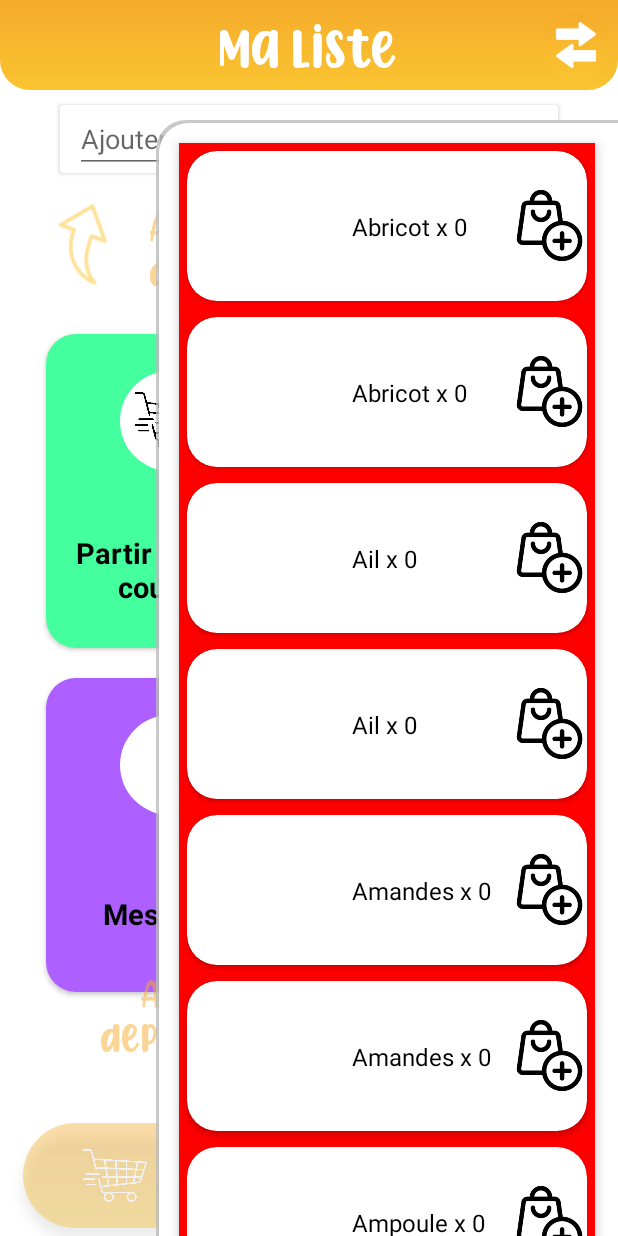
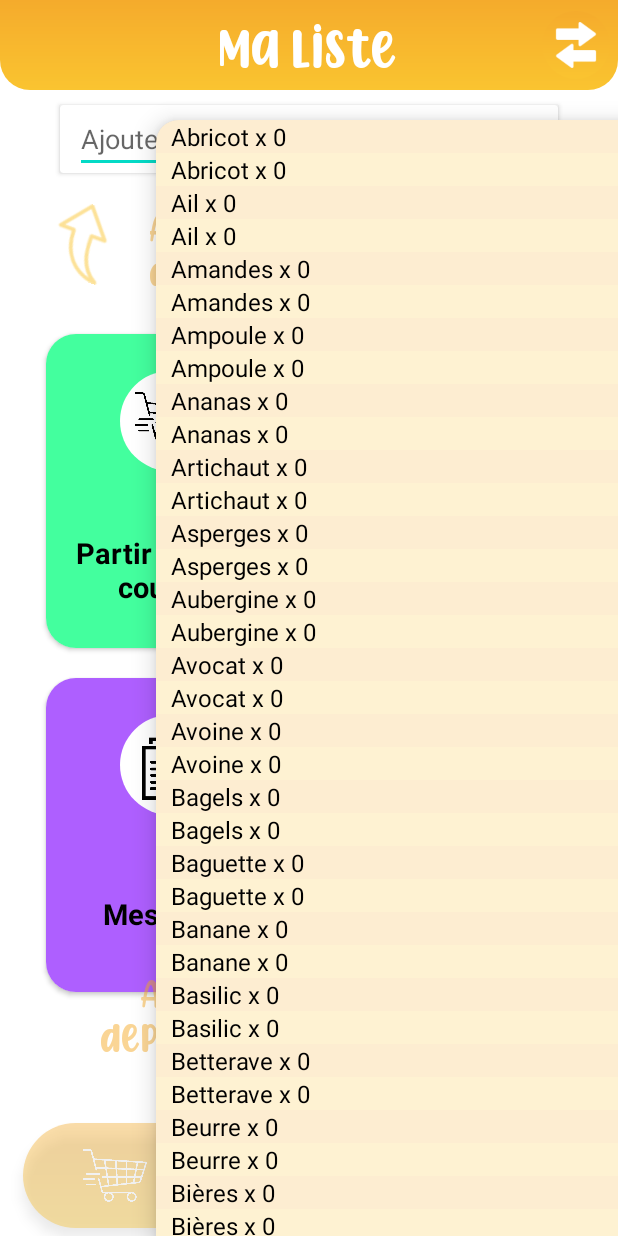
Before and after one commit to Elayenkee/ShoppingList, an Android app: the fragment ListesFragment placed in its activity, after a tap on an icon or button, on a phone screen of 412 x 824 dp. Run offline under Robolectric (Android 15) with nearby library versions, the phone set to English and light mode, and no system bars; our stand-ins replace Room's generated code; 2 statements that could not run were skipped.

Commit message:
Initial commit

```diff
--- a/app/src/main/java/fr/alemanflorian/shoppinglist/presentation/listes/fragment/ListesFragment.kt
+++ b/app/src/main/java/fr/alemanflorian/shoppinglist/presentation/listes/fragment/ListesFragment.kt
@@ -172,8 +172,6 @@ class ListesFragment : CustomFragment()
         if (Build.VERSION.SDK_INT >= Build.VERSION_CODES.LOLLIPOP)drawer.elevation = 15f
         btnAllProducts.setOnClickListener{
             hideKeyboard();
-            panelChangeListe.visibility = View.GONE
-            panelAllProducts.visibility = View.VISIBLE
             drawer.openDrawer(Gravity.RIGHT)
         }
 
--- a/app/src/main/java/fr/alemanflorian/shoppinglist/presentation/product/adapter/ProductAdapter.kt
+++ b/app/src/main/java/fr/alemanflorian/shoppinglist/presentation/product/adapter/ProductAdapter.kt
@@ -1,11 +1,13 @@
 package fr.alemanflorian.shoppinglist.presentation.product.adapter
 
+import android.content.Context
 import android.view.LayoutInflater
 import android.view.ViewGroup
+import androidx.core.content.ContextCompat
+import androidx.core.graphics.ColorUtils
 import androidx.recyclerview.widget.ItemTouchHelper
 import androidx.recyclerview.widget.RecyclerView
 import fr.alemanflorian.shoppinglist.R
-import fr.alemanflorian.shoppinglist.domain.entity.Product
 import fr.alemanflorian.shoppinglist.domain.entity.ProductFromListe
 import kotlinx.android.synthetic.main.item_product.view.*
 import kotlinx.android.synthetic.main.item_product_filtered.view.*
@@ -29,28 +31,50 @@ class ProductAllAdapter(private val interactor: Interactor) : RecyclerView.Adapt
 
     override fun onBindViewHolder(holder: ProductViewHolder, position: Int)
     {
-        holder.bind(products[position])
+        holder.bind(products[position], position)
     }
 
     override fun getItemCount() = products.size
 
-    class ProductViewHolder(inflater: LayoutInflater, parent: ViewGroup, private val interactor: Interactor) : RecyclerView.ViewHolder(inflater.inflate(R.layout.item_product, parent, false))
+    class ProductViewHolder(
+        inflater: LayoutInflater,
+        parent: ViewGroup,
+        private val interactor: Interactor
+    ) : RecyclerView.ViewHolder(inflater.inflate(R.layout.item_product, parent, false))
     {
         private var data: ProductFromListe? = null
 
         init
         {
+            init(parent.context)
+            itemView.setOnLongClickListener { data?.let { product -> interactor.onProductClicked(
+                product) };true }
             itemView.setOnClickListener {
-                data?.let { product -> interactor.onProductClicked(product) }
-            }
-            itemView.btnAddProduct.setOnClickListener {
-                data?.let {product ->  interactor.onProductAddToCurrentList(product)}
+                data?.let { product ->  interactor.onProductAddToCurrentList(product)}
             }
         }
 
-        fun bind(product: ProductFromListe) {
+        fun bind(product: ProductFromListe, position: Int) {
             data = product
             itemView.productName.text = product.product.name + " x " + product.nb
+            itemView.setBackgroundColor(if (position % 2 == 0) COLOR1 else COLOR2)
+        }
+
+        companion object
+        {
+            var COLOR1:Int = 0
+            var COLOR2:Int = 0
+
+            fun init(context: Context){
+                if(COLOR1 == 0)
+                {
+                    COLOR1 = ContextCompat.getColor(context, R.color.main)
+                    COLOR1 = ColorUtils.setAlphaComponent(COLOR1, 55)
+
+                    COLOR2 = ContextCompat.getColor(context, R.color.second)
+                    COLOR2 = ColorUtils.setAlphaComponent(COLOR2, 55)
+                }
+            }
         }
     }
 
@@ -72,7 +96,7 @@ class ProductFilteredAdapter(private val interactor: Interactor) : RecyclerView.
 
     override fun onCreateViewHolder(parent: ViewGroup, viewType: Int): ProductViewHolder {
         val inflater = LayoutInflater.from(parent.context)
-        return ProductViewHolder(inflater, parent, {interactor.onProductClicked(it)})
+        return ProductViewHolder(inflater, parent, { interactor.onProductClicked(it) })
     }
 
     override fun onBindViewHolder(holder: ProductViewHolder, position: Int) {
@@ -81,13 +105,17 @@ class ProductFilteredAdapter(private val interactor: Interactor) : RecyclerView.
 
     override fun getItemCount() = products.size
 
-    class ProductViewHolder(inflater: LayoutInflater, parent: ViewGroup, private val onClick: (ProductFromListe) -> Unit) : RecyclerView.ViewHolder(inflater.inflate(R.layout.item_product_filtered, parent, false))
+    class ProductViewHolder(
+        inflater: LayoutInflater,
+        parent: ViewGroup,
+        private val onClick: (ProductFromListe) -> Unit
+    ) : RecyclerView.ViewHolder(inflater.inflate(R.layout.item_product_filtered, parent, false))
     {
         private var data: ProductFromListe? = null
 
         init {
             itemView.setOnClickListener {
-                data?.let {product ->  onClick.invoke(product)}
+                data?.let { product ->  onClick.invoke(product)}
             }
         }
 
@@ -136,14 +164,18 @@ class ProductListeAdapter(private val interactor: Interactor) : RecyclerView.Ada
         fun onItemClick(product: ProductFromListe)
     }
 
-    class ProductViewHolder(inflater: LayoutInflater, parent: ViewGroup, interactor: Interactor) : RecyclerView.ViewHolder(inflater.inflate(R.layout.item_product_liste, parent, false))
+    class ProductViewHolder(inflater: LayoutInflater, parent: ViewGroup, interactor: Interactor) : RecyclerView.ViewHolder(
+        inflater.inflate(
+            R.layout.item_product_liste,
+            parent,
+            false))
     {
         private var data: ProductFromListe? = null
 
         init
         {
             itemView.setOnClickListener {
-                data?.let {product ->  interactor.onItemClick(product)}
+                data?.let { product ->  interactor.onItemClick(product)}
             }
         }
 
@@ -154,16 +186,23 @@ class ProductListeAdapter(private val interactor: Interactor) : RecyclerView.Ada
         }
     }
 
-    class SwipeHelperCallback(val adapter : ProductListeAdapter) : ItemTouchHelper.Callback()
+    class SwipeHelperCallback(val adapter: ProductListeAdapter) : ItemTouchHelper.Callback()
     {
-        override fun getMovementFlags(recyclerView: RecyclerView,viewHolder: RecyclerView.ViewHolder): Int
+        override fun getMovementFlags(
+            recyclerView: RecyclerView,
+            viewHolder: RecyclerView.ViewHolder
+        ): Int
         {
             val dragFlags = ItemTouchHelper.UP or ItemTouchHelper.DOWN
             val swipeFlags = ItemTouchHelper.START or ItemTouchHelper.END
-            return makeMovementFlags( dragFlags, swipeFlags )
+            return makeMovementFlags(dragFlags, swipeFlags)
         }
 
-        override fun onMove(recyclerView: RecyclerView, viewHolder: RecyclerView.ViewHolder,target: RecyclerView.ViewHolder): Boolean
+        override fun onMove(
+            recyclerView: RecyclerView,
+            viewHolder: RecyclerView.ViewHolder,
+            target: RecyclerView.ViewHolder
+        ): Boolean
         {
             TODO("Not yet implemented")
         }
--- a/app/src/main/java/fr/alemanflorian/shoppinglist/presentation/start/fragment/StartFragment.kt
+++ b/app/src/main/java/fr/alemanflorian/shoppinglist/presentation/start/fragment/StartFragment.kt
@@ -17,7 +17,7 @@ import kotlinx.coroutines.launch
 import kotlinx.coroutines.withContext
 import org.koin.androidx.viewmodel.ext.android.viewModel
 
-class StartFragment : CustomFragment()
+class StartFragment : Fragment()
 {
     private val productViewModel : ProductViewModel by viewModel()
     private val listesViewModel : ListesViewModel by viewModel()
@@ -30,7 +30,6 @@ class StartFragment : CustomFragment()
     override fun onViewCreated(view: View, savedInstanceState: Bundle?)
     {
         super.onViewCreated(view, savedInstanceState)
-        header.hide()
         GlobalScope.launch(Dispatchers.Default) {
             productViewModel.onStart()
             withContext(Dispatchers.IO)
--- a/app/src/main/res/layout/activity_main.xml
+++ b/app/src/main/res/layout/activity_main.xml
@@ -11,6 +11,7 @@
         android:layout_width="match_parent"
         android:layout_height="60dp"
         android:background="@drawable/header_background"
+        android:visibility="gone"
         android:minHeight="60dp">
 
         <TextView
--- a/app/src/main/res/layout/fragment_home.xml
+++ b/app/src/main/res/layout/fragment_home.xml
@@ -89,6 +89,7 @@
             app:layout_constraintEnd_toEndOf="@id/middleV"
             app:layout_constraintStart_toStartOf="@id/left"
             app:layout_constraintBottom_toBottomOf="@id/bottom"
+            app:imageSrc="@drawable/listes"
             app:backgroundColor="#ae5fff"
             app:text="Mes listes"
             android:padding="10dp"/>
--- a/app/src/main/res/layout/fragment_listes.xml
+++ b/app/src/main/res/layout/fragment_listes.xml
@@ -222,57 +222,46 @@
             android:id="@+id/btnAllProducts"
             android:layout_width="70dp"
             android:layout_height="70dp"
-            android:paddingLeft="7dp"
+            android:paddingLeft="15dp"
             android:paddingTop="10dp"
+            android:paddingBottom="5dp"
+            android:paddingRight="10dp"
             android:adjustViewBounds="false"
-            android:src="@drawable/lister"
-            android:scaleType="center"
+            android:src="@drawable/groceries"
             app:tint="#fff"
             android:background="@drawable/button_bottom_right_background"
             android:layout_gravity="bottom|right"/>
 
     </FrameLayout>
 
+    <!-- DRAWER -->
     <FrameLayout
         android:id="@+id/panelRight"
         android:layout_width="match_parent"
         android:layout_height="match_parent"
+        android:background="@android:color/transparent"
         android:layout_gravity="end">
 
-        <FrameLayout
-            android:id="@+id/panelAllProducts"
-            android:visibility="gone"
+        <androidx.cardview.widget.CardView
             android:layout_width="match_parent"
             android:layout_height="match_parent"
             android:layout_marginLeft="40dp"
             android:layout_marginTop="20dp"
-            android:background="@drawable/drawer_bottom_right_background">
+            android:layout_marginBottom="-15dp"
+            android:layout_marginRight="-15dp"
+            android:background="@android:color/transparent"
+            app:cardCornerRadius="15dp"
+
+            app:cardElevation="10dp">
 
             <androidx.recyclerview.widget.RecyclerView
                 android:id="@+id/productAllRecyclerView"
                 android:layout_width="match_parent"
                 android:layout_height="match_parent"
-                android:layout_marginTop="15dp"
-                android:layout_marginLeft="15dp"
-                android:layout_marginRight="15dp"
-                android:background="#f00"
-                android:elevation="5dp"
+                android:background="@android:color/transparent"
                 app:layoutManager="androidx.recyclerview.widget.LinearLayoutManager" />
 
-        </FrameLayout>
-
-        <FrameLayout
-            android:id="@+id/panelChangeListe"
-            android:visibility="gone"
-            android:layout_width="match_parent"
-            android:layout_height="match_parent"
-            android:layout_marginLeft="40dp"
-            android:layout_marginBottom="20dp"
-            android:background="@drawable/drawer_top_right_background">
-
-
-
-        </FrameLayout>
+        </androidx.cardview.widget.CardView>
 
     </FrameLayout>
 
--- a/app/src/main/res/layout/item_product.xml
+++ b/app/src/main/res/layout/item_product.xml
@@ -1,47 +1,17 @@
 <?xml version="1.0" encoding="utf-8"?>
-<androidx.cardview.widget.CardView xmlns:android="http://schemas.android.com/apk/res/android"
-    xmlns:app="http://schemas.android.com/apk/res-auto"
-    android:layout_width="match_parent"
-    android:layout_height="wrap_content"
-    android:layout_margin="5dp"
-    app:cardCornerRadius="20dp"
-    app:cardElevation="2dp">
-
-    <androidx.constraintlayout.widget.ConstraintLayout
+<FrameLayout xmlns:android="http://schemas.android.com/apk/res/android"
     android:layout_width="match_parent"
     android:layout_height="wrap_content">
 
-        <androidx.appcompat.widget.AppCompatImageView
-            android:id="@+id/productImage"
-            android:layout_width="100dp"
-            android:layout_height="100dp"
-            android:scaleType="centerCrop"
-            app:layout_constraintBottom_toBottomOf="parent"
-            app:layout_constraintStart_toStartOf="parent"
-            app:layout_constraintTop_toTopOf="parent" />
-
     <androidx.appcompat.widget.AppCompatTextView
         android:id="@+id/productName"
-            android:layout_width="0dp"
+        android:layout_width="match_parent"
         android:layout_height="wrap_content"
-            android:layout_marginStart="10dp"
+        android:paddingLeft="10dp"
         android:ellipsize="end"
         android:lines="1"
         android:maxLines="1"
         android:textColor="#000"
-            android:textSize="16sp"
-            app:layout_constraintBottom_toBottomOf="parent"
-            app:layout_constraintStart_toEndOf="@id/productImage"
-            app:layout_constraintEnd_toEndOf="parent"
-            app:layout_constraintTop_toTopOf="parent" />
+        android:textSize="16sp" />
 
-    </androidx.constraintlayout.widget.ConstraintLayout>
-
-    <ImageView
-        android:id="@+id/btnAddProduct"
-        android:layout_width="50dp"
-        android:layout_height="50dp"
-        android:src="@drawable/add_product"
-        android:layout_gravity="center_vertical|right"/>
-
-</androidx.cardview.widget.CardView>
+</FrameLayout>
```
Also changed, not shown: app/src/main/res/drawable/listes.png (added). Lines whose indentation alone changed are shown as unchanged.
